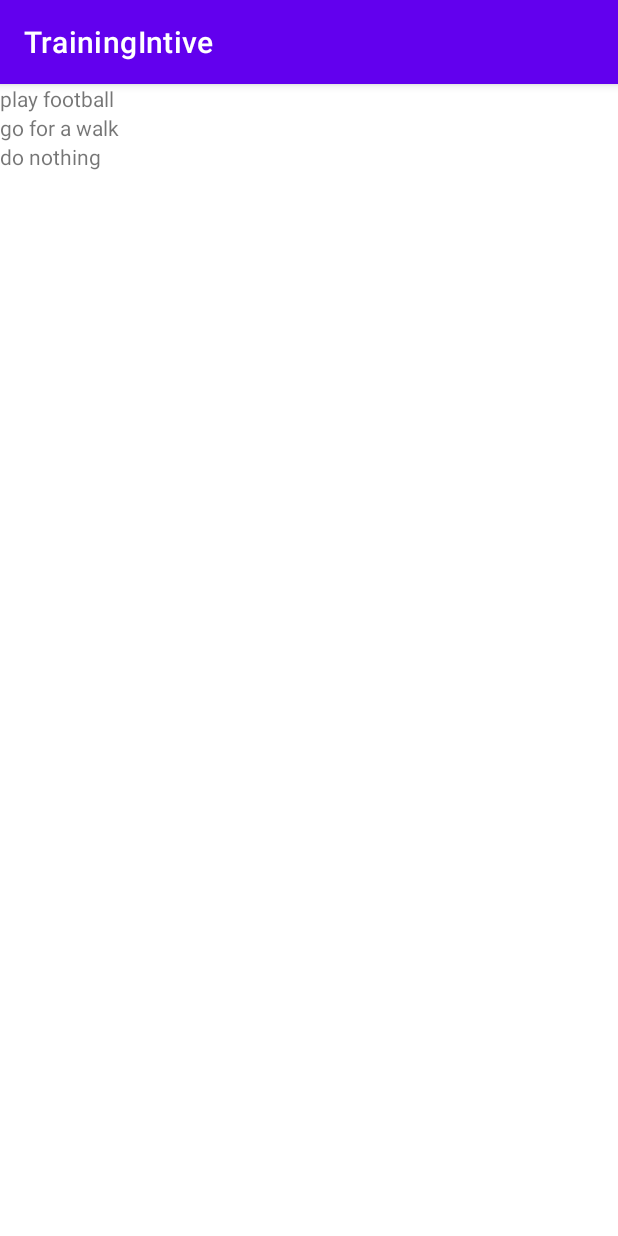
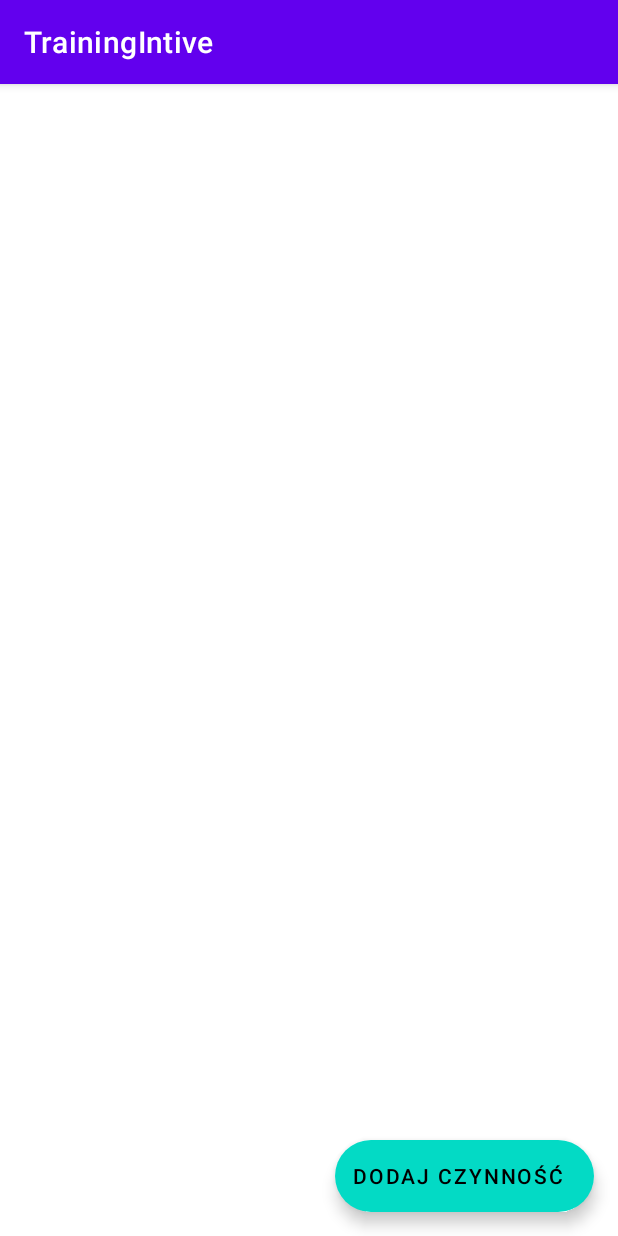
Before and after one commit to bartek977/TrainingIntive, an Android app: the screen it shows after launch (MainActivity), on a phone screen of 412 x 824 dp. Run offline under Robolectric (Android 15) with nearby library versions, the phone set to English and light mode, and no system bars; our stand-ins replace data binding.

Commit message:
adding activities

```diff
--- a/app/src/main/java/com/example/trainingintive/ui/ActivitiesFragment.kt
+++ b/app/src/main/java/com/example/trainingintive/ui/ActivitiesFragment.kt
@@ -9,6 +9,7 @@ import androidx.fragment.app.Fragment
 import androidx.fragment.app.viewModels
 import com.example.trainingintive.MyApplication
 import com.example.trainingintive.databinding.FragmentActivitiesBinding
+import com.example.trainingintive.viewmodels.ActivitiesViewModel
 import javax.inject.Inject
 
 class ActivitiesFragment : Fragment() {
@@ -29,8 +30,16 @@ class ActivitiesFragment : Fragment() {
         savedInstanceState: Bundle?
     ): View? {
         val binding = FragmentActivitiesBinding.inflate(inflater, container, false)
+        binding.viewmodel = viewModel
+        binding.lifecycleOwner = viewLifecycleOwner
         val recyclerView = binding.recyclerView
-        adapter.activities = viewModel.activities
+        val adapter = ActivityModelAdapter()
+        viewModel.activities.observe(
+            viewLifecycleOwner,
+            {
+                adapter.activities = it
+            }
+        )
         recyclerView.adapter = adapter
         return binding.root
     }
--- a/app/src/main/java/com/example/trainingintive/ui/ActivitiesViewModel.kt
+++ /dev/null
@@ -1,12 +0,0 @@
-package com.example.trainingintive.ui
-
-import androidx.lifecycle.ViewModel
-import com.example.trainingintive.model.ActivityModel
-
-class ActivitiesViewModel : ViewModel() {
-    val activities = listOf(
-        ActivityModel("play football", "", 2),
-        ActivityModel("go for a walk", "", 2),
-        ActivityModel("do nothing", "", 2),
-    )
-}
--- /dev/null
+++ b/app/src/main/java/com/example/trainingintive/viewmodels/ActivitiesViewModel.kt
@@ -0,0 +1,21 @@
+package com.example.trainingintive.viewmodels
+
+import androidx.lifecycle.MutableLiveData
+import androidx.lifecycle.ViewModel
+import com.example.trainingintive.model.ActivityModel
+import kotlin.random.Random
+
+class ActivitiesViewModel : ViewModel() {
+    val activities = MutableLiveData<List<ActivityModel>>(emptyList())
+
+    val tempActivities = listOf(
+        ActivityModel("play football", "", 2),
+        ActivityModel("go for a walk", "", 2),
+        ActivityModel("do nothing", "", 2)
+    )
+
+    fun getActivity() {
+        val randomIndex = Random.nextInt(0, 3)
+        activities.value = activities.value?.plus(tempActivities[randomIndex])
+    }
+}
--- a/app/src/main/res/layout/fragment_activities.xml
+++ b/app/src/main/res/layout/fragment_activities.xml
@@ -4,13 +4,25 @@
     xmlns:tools="http://schemas.android.com/tools">
 
     <data>
-
+        <variable
+            name="viewmodel"
+            type="com.example.trainingintive.viewmodels.ActivitiesViewModel" />
     </data>
 
     <androidx.constraintlayout.widget.ConstraintLayout
         android:layout_width="match_parent"
         android:layout_height="match_parent"
         tools:context=".ui.ActivitiesFragment">
+
+        <com.google.android.material.floatingactionbutton.ExtendedFloatingActionButton
+            android:id="@+id/download_button"
+            android:layout_width="wrap_content"
+            android:layout_height="wrap_content"
+            android:layout_margin="16dp"
+            android:text="@string/add_activity"
+            app:layout_constraintBottom_toBottomOf="parent"
+            app:layout_constraintRight_toRightOf="parent"
+            android:onClick="@{() -> viewmodel.getActivity()}"/>
 
         <androidx.recyclerview.widget.RecyclerView
             android:id="@+id/recycler_view"
--- a/app/src/main/res/values/strings.xml
+++ b/app/src/main/res/values/strings.xml
@@ -1,3 +1,4 @@
 <resources>
     <string name="app_name">TrainingIntive</string>
+    <string name="add_activity">Dodaj czynność</string>
 </resources>
```
Also changed, not shown: app/src/main/res/drawable/item_border.xml (added, +10 -0 lines), app/src/main/res/layout/list_item.xml (+21 -4 lines).
